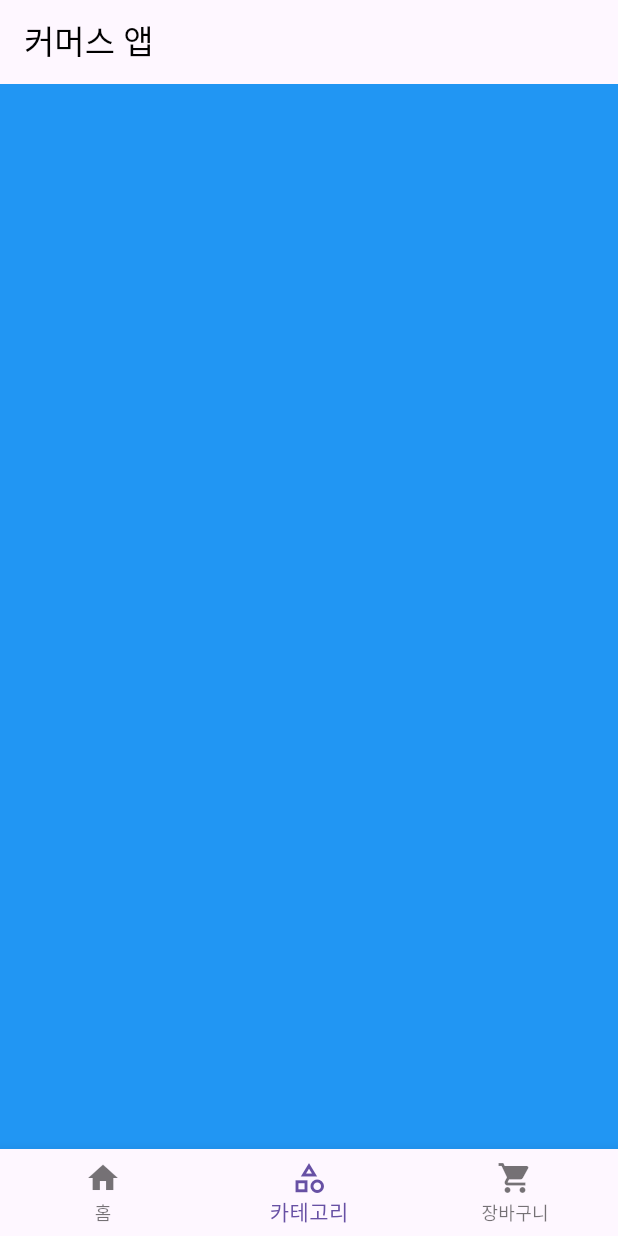
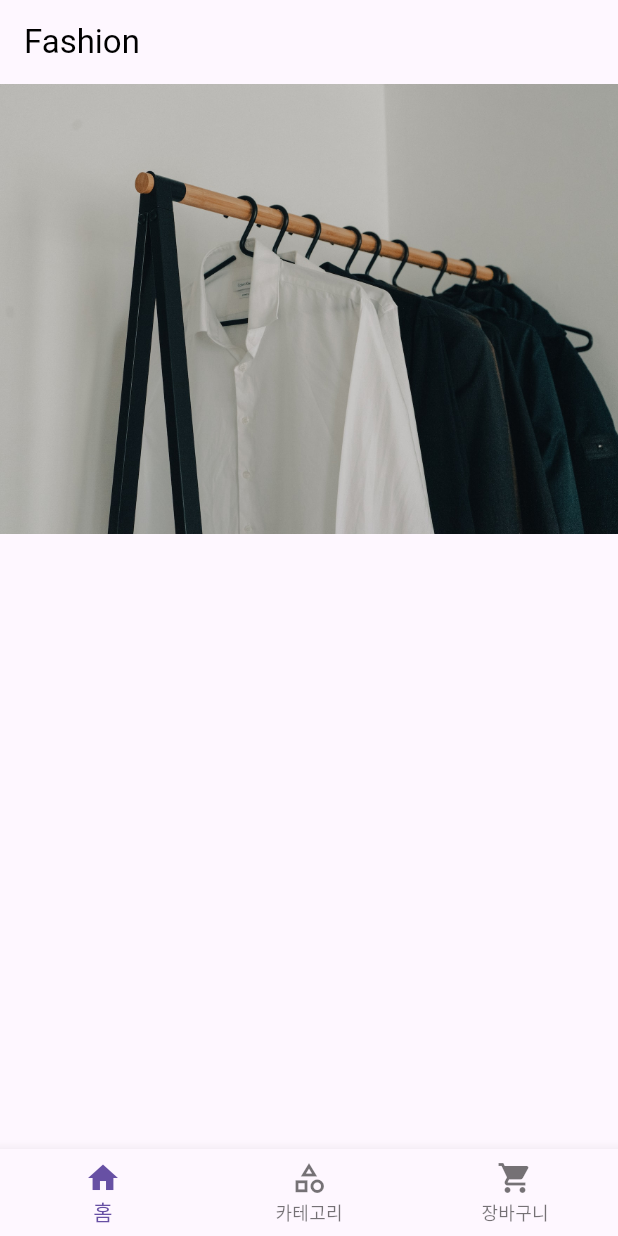
Before and after one commit to Yoon-so/flutter_ui, a Flutter app: the screen it shows after launch, on a phone screen of 412 x 824 dp. Run offline on Flutter 3.47's test engine with Material 3 defaults, Android fonts, the phone set to English and light mode, and no system bars.

Commit message:
Add: home_screen.dart (pageview)

```diff
--- a/lib/main.dart
+++ b/lib/main.dart
@@ -1,7 +1,8 @@
 import 'package:commerce_202508/screen/main/main_screen.dart';
+import 'package:commerce_202508/util/custom_scroll_behavior.dart';
 import 'package:flutter/material.dart';
 
-void main () {
+void main() {
   runApp(MyApp());
 }
 
@@ -12,10 +13,9 @@ class MyApp extends StatelessWidget {
   Widget build(BuildContext context) {
     return MaterialApp(
       title: "Commerce SMWU",
-      theme: ThemeData(
-        primarySwatch: Colors.lightBlue
-      ),
+      theme: ThemeData(primarySwatch: Colors.blue),
       home: MainScreen(),
+      scrollBehavior: CustomScrollBehavior(),
     );
   }
 }
--- /dev/null
+++ b/lib/screen/home/home_screen.dart
@@ -0,0 +1,38 @@
+import 'package:commerce_202508/asset_path.dart';
+import 'package:flutter/material.dart';
+
+class HomeScreen extends StatefulWidget {
+  const HomeScreen({super.key});
+
+  @override
+  State<HomeScreen> createState() => _HomeScreenState();
+}
+
+class _HomeScreenState extends State<HomeScreen> {
+  List<String> imageList = [
+    AssetPath.cloth1,
+    AssetPath.cloth2,
+    AssetPath.cloth3,
+    AssetPath.cloth4,
+  ];
+
+  @override
+  Widget build(BuildContext context) {
+    return SingleChildScrollView(
+      child: Column(
+        children: [
+          SizedBox(
+            height: 300,
+            child: PageView(
+              children: [
+                ...List.generate(imageList.length, (index) {
+                  return Image.asset(imageList[index],fit: BoxFit.cover);
+                }),
+              ],
+            ),
+          ),
+        ],
+      ),
+    );
+  }
+}
--- a/lib/screen/main/main_screen.dart
+++ b/lib/screen/main/main_screen.dart
@@ -1,3 +1,4 @@
+import 'package:commerce_202508/screen/home/home_screen.dart';
 import 'package:flutter/material.dart';
 
 class MainScreen extends StatefulWidget {
@@ -8,18 +9,26 @@ class MainScreen extends StatefulWidget {
 }
 
 class _MainScreenState extends State<MainScreen> {
-  int currentIndex = 1;
+  int currentIndex = 0;
 
   @override
   Widget build(BuildContext context) {
+    String appBarTitle = "";
+    if (currentIndex == 0) {
+      appBarTitle = "Fashion";
+    } else if (currentIndex == 1) {
+      appBarTitle = "Category";
+    } else {
+      appBarTitle = "Cart";
+    }
     return Scaffold(
       appBar: AppBar(
-        title: Text("커머스 앱", style: TextStyle(color: Colors.black)),
+        title: Text(appBarTitle, style: TextStyle(color: Colors.black)),
       ),
       body: IndexedStack(
         index: currentIndex,
         children: [
-          Container(color: Colors.red),
+          HomeScreen(),
           Container(color: Colors.blue),
           Container(color: Colors.green),
         ],
--- /dev/null
+++ b/lib/util/custom_scroll_behavior.dart
@@ -0,0 +1,10 @@
+import 'package:flutter/gestures.dart';
+import 'package:flutter/material.dart';
+
+class CustomScrollBehavior extends MaterialScrollBehavior {
+  @override
+  Set<PointerDeviceKind> get dragDevices => {
+    PointerDeviceKind.mouse,
+    PointerDeviceKind.touch,
+  };
+}
```
